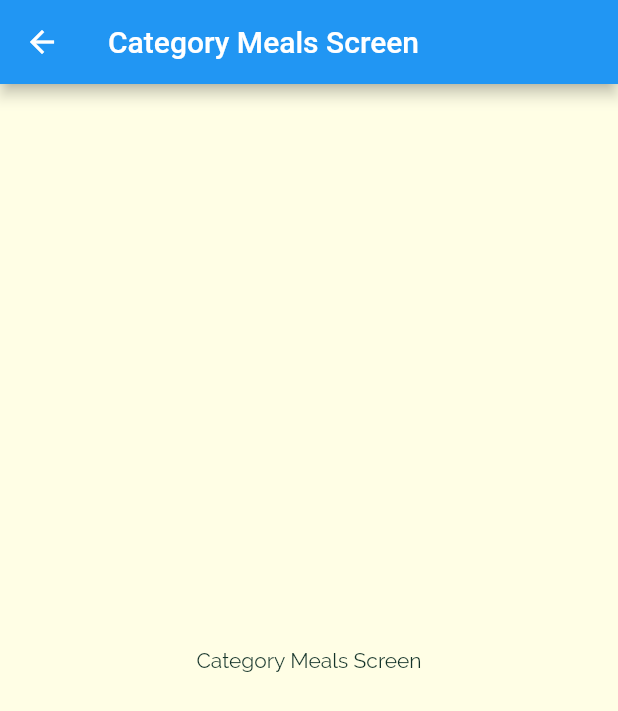
After one commit to saldisucipto/flutter_great, a Flutter app: the screen it shows after launch, after a tap on "Italian", on a phone screen of 412 x 824 dp. The commit adds this screen. Shown: the top 711 px of the screen. Run offline on Flutter 3.47's test engine with Material 2 defaults, Android fonts, the phone set to English and light mode, and no system bars.

Commit message:
Navigating to a New Page

```diff
--- a/lib/components/kategori_items.dart
+++ b/lib/components/kategori_items.dart
@@ -1,7 +1,5 @@
-import 'package:flutter/cupertino.dart';
 import 'package:flutter/material.dart';
-import 'package:flutter/src/foundation/key.dart';
-import 'package:flutter/src/widgets/framework.dart';
+import 'package:flutudemy/pages/category_meals_pages.dart';
 
 class KategoriItems extends StatelessWidget {
   final String title;
@@ -10,9 +8,24 @@ class KategoriItems extends StatelessWidget {
   const KategoriItems({Key? key, required this.title, required this.color})
       : super(key: key);
 
+  void selectCategory(BuildContext context) {
+    // membuat berpindah dari pages ini ke page lain
+    Navigator.of(context).push(
+      MaterialPageRoute(
+        builder: (_) {
+          return const CategoryMealsScreen();
+        },
+      ),
+    );
+  }
+
   @override
   Widget build(BuildContext context) {
-    return Container(
+    return InkWell(
+      onTap: () => selectCategory(context),
+      splashColor: Theme.of(context).primaryColor,
+      borderRadius: BorderRadius.circular(15),
+      child: Container(
         padding: const EdgeInsets.all(15),
         decoration: BoxDecoration(
             gradient: LinearGradient(
@@ -25,6 +38,7 @@ class KategoriItems extends StatelessWidget {
           title,
           style: Theme.of(context).textTheme.headline1,
         ),
+      ),
     );
   }
 }
--- /dev/null
+++ b/lib/pages/category_meals_pages.dart
@@ -0,0 +1,17 @@
+import 'package:flutter/material.dart';
+
+class CategoryMealsScreen extends StatelessWidget {
+  const CategoryMealsScreen({Key? key}) : super(key: key);
+
+  @override
+  Widget build(BuildContext context) {
+    return Scaffold(
+      appBar: AppBar(
+        title: Text("Category Meals Screen"),
+      ),
+      body: Center(
+        child: Text("Category Meals Screen"),
+      ),
+    );
+  }
+}
```
Lines whose indentation alone changed are shown as unchanged.
